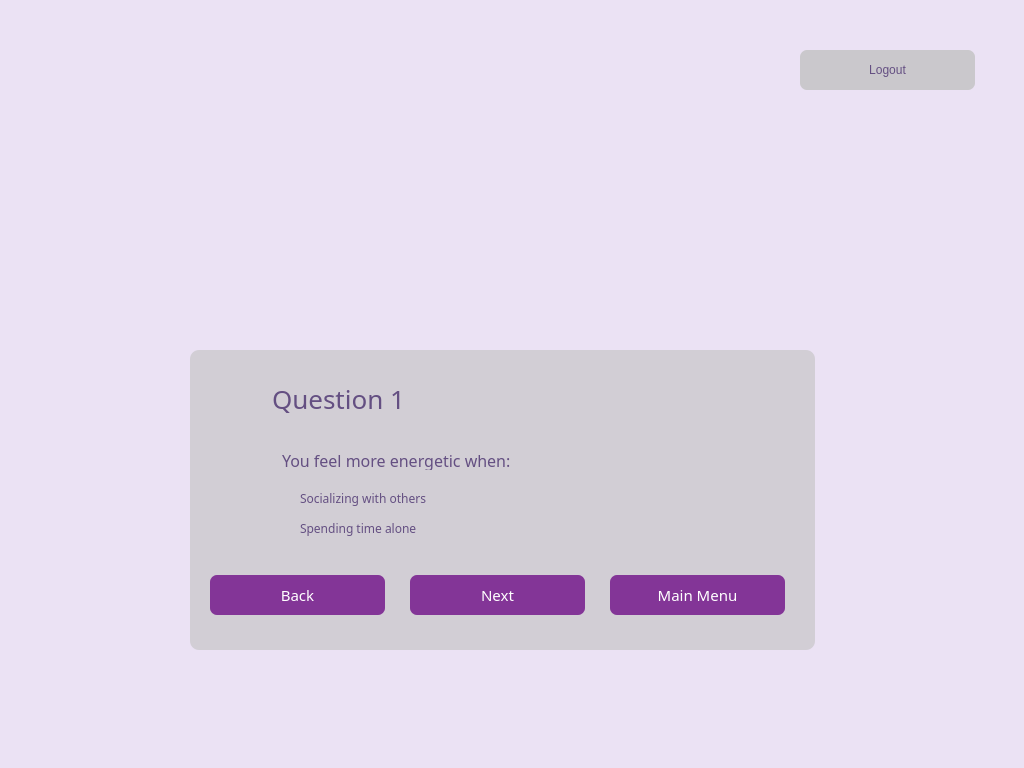
The window that static/personality.ui (lakshmivishal9496/Soft-Health) describes before a commit, drawn with Qt 5.
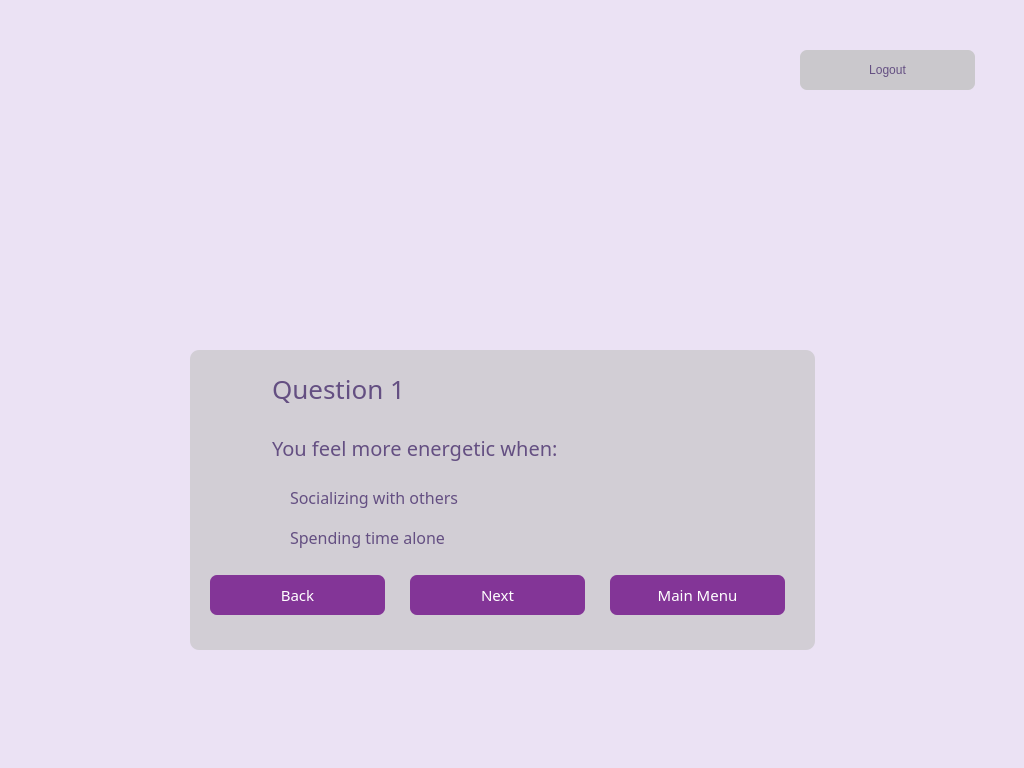
The same window after the commit. Icons and pictures are not drawn.

Commit message: Removed Question 4 bug during take test again

Patch:
```diff
--- a/static/personality.ui
+++ b/static/personality.ui
@@ -165,7 +165,7 @@
     <property name="geometry">
      <rect>
       <x>80</x>
-      <y>30</y>
+      <y>20</y>
       <width>201</width>
       <height>51</height>
      </rect>
@@ -173,7 +173,7 @@
     <property name="font">
      <font>
       <family>Sura</family>
-      <pointsize>1</pointsize>
+      <pointsize>-1</pointsize>
       <weight>25</weight>
       <bold>false</bold>
      </font>
@@ -200,17 +200,17 @@
    <widget class="QLineEdit" name="Question_area">
     <property name="geometry">
      <rect>
-      <x>90</x>
-      <y>100</y>
+      <x>80</x>
+      <y>80</y>
       <width>521</width>
-      <height>20</height>
+      <height>35</height>
      </rect>
     </property>
     <property name="styleSheet">
      <string notr="true">background-color:rgba(192, 192, 192,0);
 
 color: rgb(100, 79, 130);
-font-size: 16px;
+font-size: 20px;
 border-radius : 7px;
 font-family:Sura;
 font-weight:400;</string>
@@ -222,15 +222,15 @@
    <widget class="QRadioButton" name="radioButton1">
     <property name="geometry">
      <rect>
-      <x>90</x>
-      <y>140</y>
+      <x>80</x>
+      <y>130</y>
       <width>451</width>
-      <height>16</height>
+      <height>35</height>
      </rect>
     </property>
     <property name="styleSheet">
      <string notr="true">background-color:rgba(192, 192, 192,0);
-font-size: 12px;
+font-size: 16px;
 
 color: rgb(100, 79, 130);
 
@@ -245,15 +245,15 @@
    <widget class="QRadioButton" name="radioButton2">
     <property name="geometry">
      <rect>
-      <x>90</x>
+      <x>80</x>
       <y>170</y>
       <width>451</width>
-      <height>16</height>
+      <height>35</height>
      </rect>
     </property>
     <property name="styleSheet">
      <string notr="true">background-color:rgba(192, 192, 192,0);
-font-size: 12px;
+font-size: 16px;
 font-family: Sura;
 color: rgb(100, 79, 130);
 
```
Left out of the diff: 8 changed lines with no effect on the pictures. The commit also changes 2 other files.
